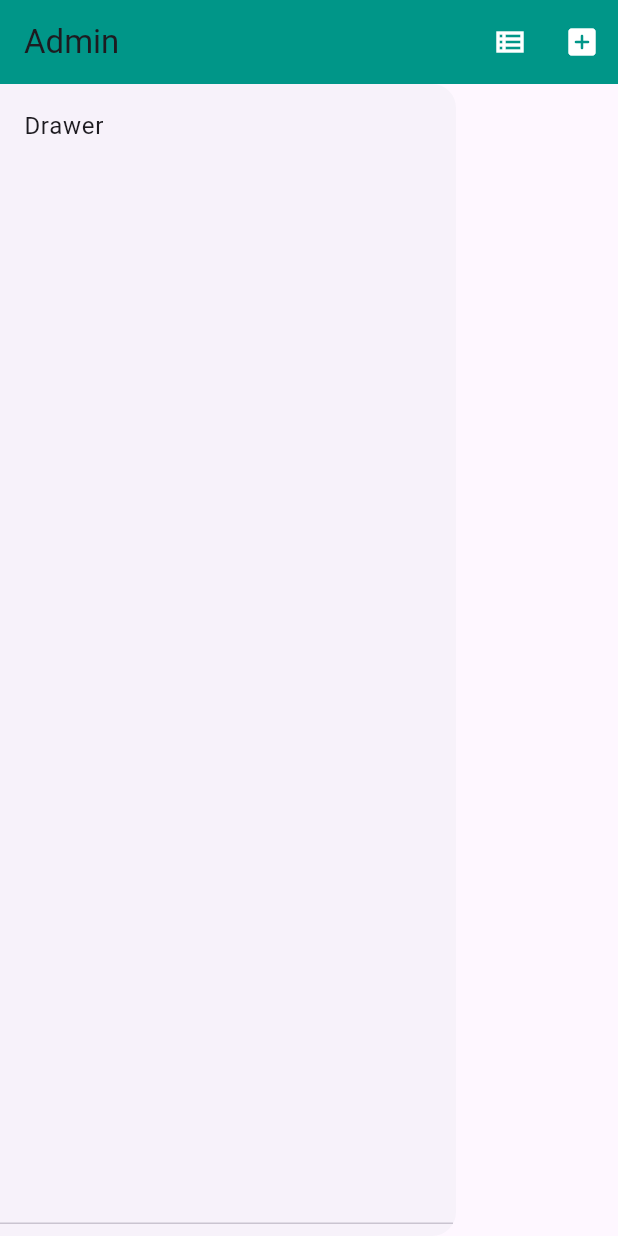
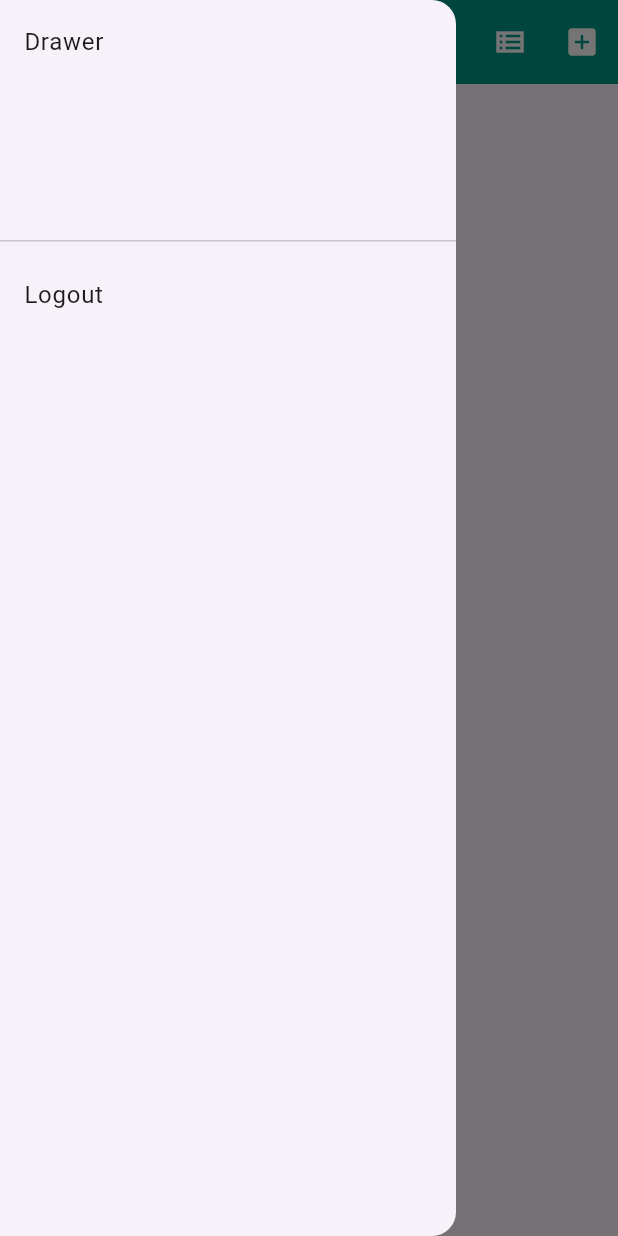
Before and after one commit to san-dr0/flutter-cart, a Flutter app: the AdminPageV2 screen opened by its route, with the side drawer open (before the commit the screen has no drawer), on a phone screen of 412 x 824 dp. Run offline on Flutter 3.47's test engine with Material 3 defaults, Android fonts, the phone set to English and light mode, and no system bars; our stand-ins replace bloc, dash_chat_2, equatable, firebase_core, firebase_vertexai, flutter_bloc and 11 more; missing offline and left inert: biometric_signature, device_security_checking; accounts and stored records are empty; generated files the repository leaves out were written again.

Commit message:
admin functionality

```diff
--- a/lib/config/db/hiver_riverpod/riverpod_db.dart
+++ b/lib/config/db/hiver_riverpod/riverpod_db.dart
@@ -129,12 +129,12 @@ class RiverpodDb extends _$RiverpodDb{
       final instance = Supabase.instance.client;
       final resp = await instance.auth
         .signInWithPassword(email: 'lisandro.batiancila@gmail.com', password: 'p4ssW0rd');
-      log("Wwewewewe ::: ${resp.user?.id}");
 
       final response = await instance.from("balances")
         .select("running_balance")
         .eq("email", email)
         .eq("user_id", resp.user!.id);
+
       if (response.isNotEmpty) {
         return response[0]['running_balance'].toString();
       }
--- a/lib/feature/riverpod-feature/feature/admin/pages/admin.page.dart
+++ b/lib/feature/riverpod-feature/feature/admin/pages/admin.page.dart
@@ -20,6 +20,10 @@ class _AdminPageV2 extends State<AdminPageV2> {
     context.push('/admin-page-list-v2');
   }
 
+  void onGoHome() {
+    context.push('/');
+  }
+
   @override
   Widget build(BuildContext context) {
     return Scaffold(
@@ -35,8 +39,18 @@ class _AdminPageV2 extends State<AdminPageV2> {
           }, icon: Icon(Icons.add_box_rounded, color: whiteColor,)),
         ],
       ),
-      body: Drawer(
-        child: DrawerHeader(child: Text("Drawer")),
+      drawer: Drawer(
+        child: ListView(
+          children: [
+            DrawerHeader(child: Text("Drawer")),
+            ListTile(
+              onTap: () {
+                onGoHome();
+              },
+              title: Text("Logout"),
+            )
+          ]
+        ),
       ),
     );
   }
--- a/lib/feature/riverpod-feature/feature/todo-home/pages/todo_home.page.dart
+++ b/lib/feature/riverpod-feature/feature/todo-home/pages/todo_home.page.dart
@@ -20,7 +20,7 @@ class TodoHomePage extends ConsumerStatefulWidget {
 class _TodoHomePage extends ConsumerState<TodoHomePage> {
 
   void loginAdminDashBoard () {
-    context.go("/admin-dashboard-v2");
+    // context.go("/admin-dashboard-v2");
   }
 
   void addToCart(ProductEntryRiverPodModel product) {
```
Also changed, not shown: lib/feature/riverpod-feature/feature/riverpod/auth/admin.auth.riverpod.dart (added, +18 -0 lines), 4 other files.
